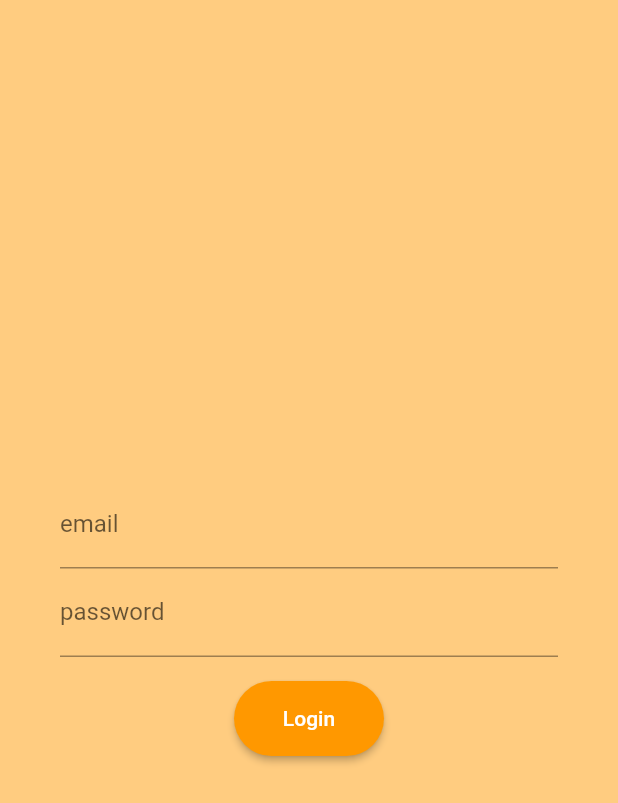
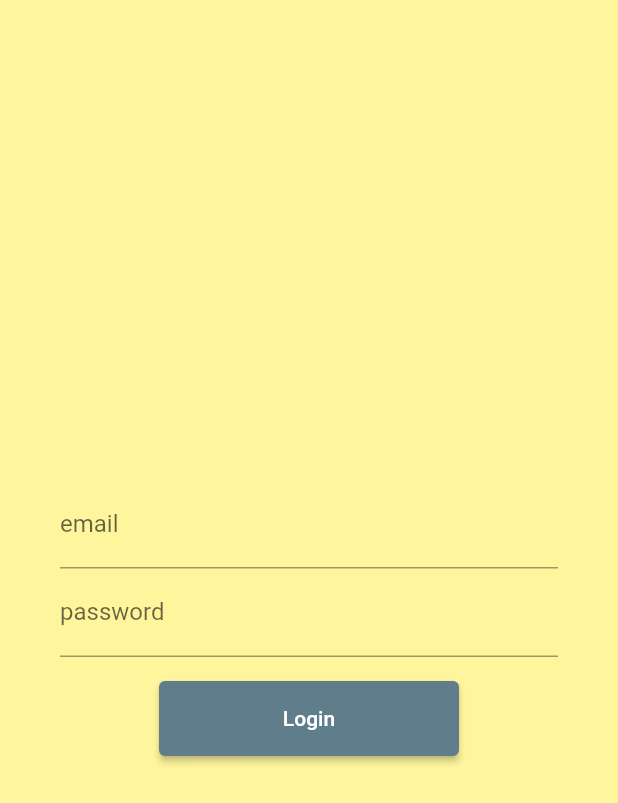
Before and after one commit to INDAPP/social_hackathon_umbria, a Flutter app: the screen it shows after launch, after a tap on "Login", on a phone screen of 412 x 824 dp. Shown: the top 803 px of the screen. Run offline on Flutter 3.47's test engine with Material 2 defaults, Android fonts, the phone set to English and light mode, and no system bars.

```diff
--- a/lib/app.dart
+++ b/lib/app.dart
@@ -10,15 +10,14 @@ class App extends StatelessWidget {
       );
 
   ThemeData _createTheme() => ThemeData(
-    //primarySwatch: Colors.red,
+    primarySwatch: Colors.red,
     primaryColor: Colors.amber,
     accentColor: Colors.blue,
-    scaffoldBackgroundColor: Colors.orange.shade200,
+    scaffoldBackgroundColor: Colors.yellow.shade200,
     elevatedButtonTheme: ElevatedButtonThemeData(
         style: ElevatedButton.styleFrom(
-          primary: Colors.orange,
-          minimumSize: Size(100, 50),
-          shape: StadiumBorder(),
+          primary: Colors.blueGrey,
+          minimumSize: Size(200, 50),
         )
     ),
     textButtonTheme: TextButtonThemeData(
--- a/lib/home.dart
+++ b/lib/home.dart
@@ -59,7 +59,7 @@ class _HomeState extends State<Home> {
       );
 
   Widget _buildBody(BuildContext context) => Align(
-        alignment: Alignment.lerp(Alignment.topCenter, Alignment.center, 0.25),
+        alignment: Alignment.lerp(Alignment.topCenter, Alignment.center, 0.25)!,
         child: Column(
           mainAxisSize: MainAxisSize.min,
           children: [
@@ -162,12 +162,14 @@ class _HomeState extends State<Home> {
         child: Column(
           mainAxisSize: MainAxisSize.min,
           children: [
-            TextField(
+            TextFormField(
+              validator: _validateEmail,
               decoration: InputDecoration(
                 labelText: "email",
               ),
             ),
-            TextField(
+            TextFormField(
+              validator: _validatePassword,
               decoration: InputDecoration(
                 labelText: "password",
               ),
@@ -177,18 +179,33 @@ class _HomeState extends State<Home> {
       );
 
   Widget _buildActions(BuildContext context) => Container(
-    padding: EdgeInsets.only(top: 16),
+        padding: EdgeInsets.only(top: 16),
         child: Column(
           children: [
             ElevatedButton(
-              onPressed: () {
-                setState(() {
-                  //TODO
-                });
-              },
+              onPressed: _login,
               child: Text("Login"),
             ),
           ],
         ),
       );
+
+  String? _validateEmail([String? email]) {
+    if (email?.contains("@") == true)
+      return null;
+    else
+      return "Inserire un'email valida";
+  }
+
+  String? _validatePassword([String? password]) {
+    final length = password?.length ?? 0;
+    if (length > 6)
+      return null;
+    else
+      return "Inserire almeno 6 acratteri";
+  }
+
+  void _login() {
+    //TODO: eseguire il login
+  }
 }
--- a/pubspec.yaml
+++ b/pubspec.yaml
@@ -18,7 +18,7 @@ publish_to: 'none' # Remove this line if you wish to publish to pub.dev
 version: 1.0.0+1
 
 environment:
-  sdk: ">=2.7.0 <3.0.0"
+  sdk: ">=2.12.0 <3.0.0"
 
 dependencies:
   flutter:
```
Also changed, not shown: pubspec.lock.
